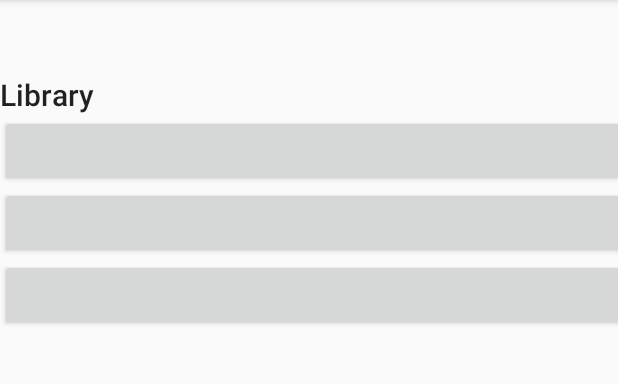
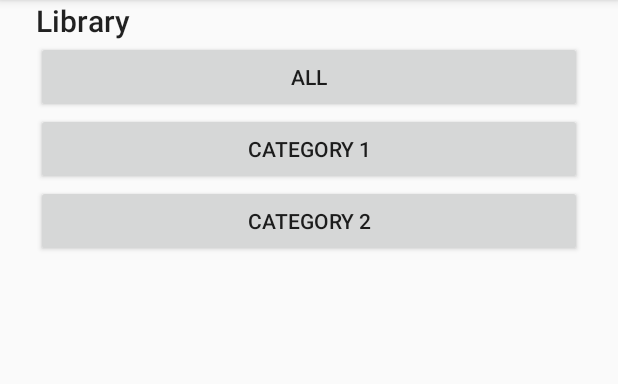
Before and after one commit to hasanbarakat/olivias-app-marquette-b22, an Android app: the screen it shows after launch (Categories), on a phone screen of 412 x 824 dp, the part 84-468 px from its top. Run offline under Robolectric (Android 15) with nearby library versions, the phone set to English and light mode, and no system bars.

Commit message:
Fixed Layout Issue with Samsung Tab

```diff
--- a/app/src/main/java/com/example/android/roomwordssample/MainActivity.java
+++ b/app/src/main/java/com/example/android/roomwordssample/MainActivity.java
@@ -60,6 +60,9 @@ public class MainActivity extends AppCompatActivity {
 
         //Unload Intent to get Category
         String chosenCat = getIntent().getExtras().getString("CAT_KEY");
+
+        //File DIR
+        final String DIR = getFilesDir().toString();
 
         //Check what category and load
 
--- a/app/src/main/res/layout/activity_categories.xml
+++ b/app/src/main/res/layout/activity_categories.xml
@@ -7,12 +7,14 @@
     tools:context=".Categories">
 
     <LinearLayout
-        android:layout_width="1278dp"
-        android:layout_height="569dp"
-        android:layout_marginTop="63dp"
-        android:layout_marginBottom="163dp"
+        android:layout_width="0dp"
+        android:layout_height="0dp"
+        android:layout_marginStart="24dp"
+        android:layout_marginEnd="24dp"
         android:orientation="vertical"
         app:layout_constraintBottom_toBottomOf="parent"
+        app:layout_constraintEnd_toEndOf="parent"
+        app:layout_constraintStart_toStartOf="parent"
         app:layout_constraintTop_toTopOf="parent">
 
         <TextView
```
